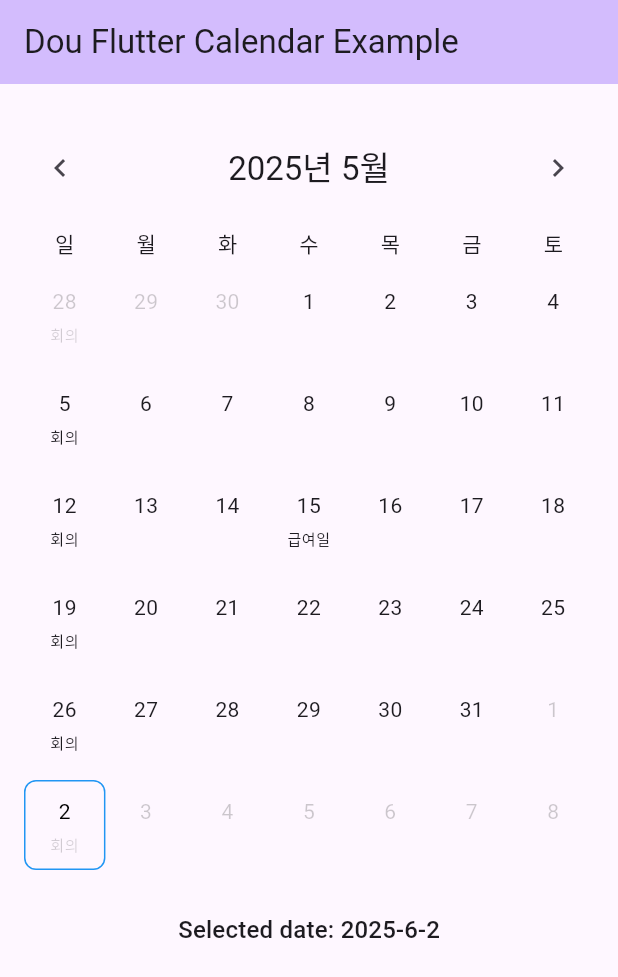
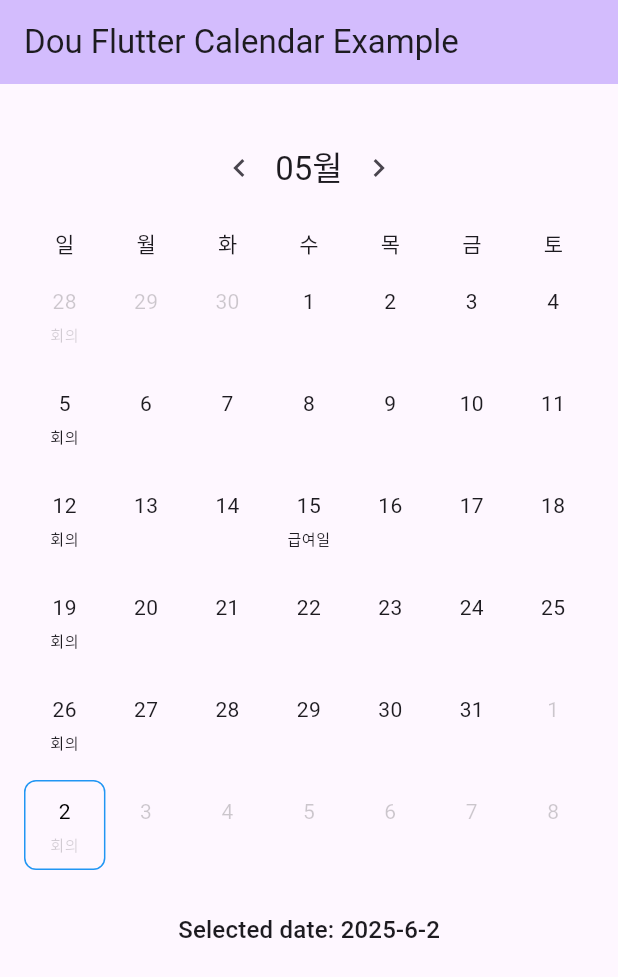
Before and after one commit to douinc/dou_flutter_calendar, a Flutter app: the screen it shows after launch, after a tap on the "chevron left" icon, on a phone screen of 412 x 824 dp. Shown: the top 977 px of the screen. Run offline on Flutter 3.47's test engine with Material 3 defaults, Android fonts, the phone set to English and light mode, and no system bars.

Commit message:
feat: add intl dependency and enhance calendar header date formatting

```diff
--- a/example/lib/main.dart
+++ b/example/lib/main.dart
@@ -135,6 +135,7 @@ class _MyHomePageState extends State<MyHomePage> {
               },
               selectedDates: _selectedDates,
               onGenerateDays: _generateDays,
+              headerDateFormat: 'MM월',
             ),
             const SizedBox(height: 20),
             if (selectedDate != null)
--- a/lib/src/widgets/calendar.dart
+++ b/lib/src/widgets/calendar.dart
@@ -13,6 +13,7 @@ class Calendar extends StatefulWidget {
   final List<CalendarDate>? days;
   final List<CalendarDate> Function(DateTime)? onGenerateDays;
   final CalendarStyle? style;
+  final String? headerDateFormat;
 
   const Calendar({
     super.key,
@@ -23,6 +24,7 @@ class Calendar extends StatefulWidget {
     this.days,
     this.onGenerateDays,
     this.style,
+    this.headerDateFormat,
   });
 
   @override
@@ -75,6 +77,7 @@ class _CalendarState extends State<Calendar> {
           currentDate: _currentDate,
           onPreviousMonth: _onPreviousMonth,
           onNextMonth: _onNextMonth,
+          dateFormat: widget.headerDateFormat,
         ),
         CalendarMonth(
           days: _days,
--- a/lib/src/widgets/calendar_header.dart
+++ b/lib/src/widgets/calendar_header.dart
@@ -1,16 +1,19 @@
 import 'package:flutter/material.dart';
 import '../utils/calendar_utils.dart';
+import 'package:intl/intl.dart';
 
 class CalendarHeader extends StatelessWidget {
   final DateTime currentDate;
   final VoidCallback onPreviousMonth;
   final VoidCallback onNextMonth;
+  final String? dateFormat;
 
   const CalendarHeader({
     super.key,
     required this.currentDate,
     required this.onPreviousMonth,
     required this.onNextMonth,
+    this.dateFormat,
   });
 
   @override
@@ -18,14 +21,16 @@ class CalendarHeader extends StatelessWidget {
     return Padding(
       padding: const EdgeInsets.symmetric(vertical: 16.0),
       child: Row(
-        mainAxisAlignment: MainAxisAlignment.spaceBetween,
+        mainAxisAlignment: MainAxisAlignment.center,
         children: [
           IconButton(
             icon: const Icon(Icons.chevron_left),
             onPressed: onPreviousMonth,
           ),
           Text(
-            CalendarUtils.getMonthName(currentDate),
+            dateFormat != null
+                ? DateFormat(dateFormat).format(currentDate)
+                : CalendarUtils.getMonthName(currentDate),
             style: Theme.of(context).textTheme.titleLarge,
           ),
           IconButton(
--- a/pubspec.yaml
+++ b/pubspec.yaml
@@ -1,7 +1,7 @@
 name: dou_flutter_calendar
 description: "A new Flutter package project."
 version: 0.0.1
-homepage:
+# homepage:
 
 environment:
   sdk: ^3.8.1
@@ -10,6 +10,7 @@ environment:
 dependencies:
   flutter:
     sdk: flutter
+  intl: ^0.19.0
 
 dev_dependencies:
   flutter_test:
@@ -20,7 +21,7 @@ dev_dependencies:
 # following page: https://dart.dev/tools/pub/pubspec
 
 # The following section is specific to Flutter packages.
-flutter:
+# flutter:
 
   # To add assets to your package, add an assets section, like this:
   # assets:
```
Also changed, not shown: example/pubspec.lock.
